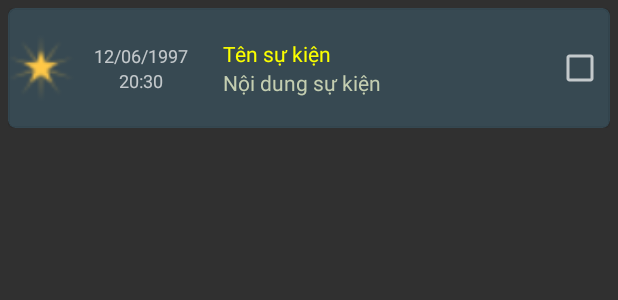
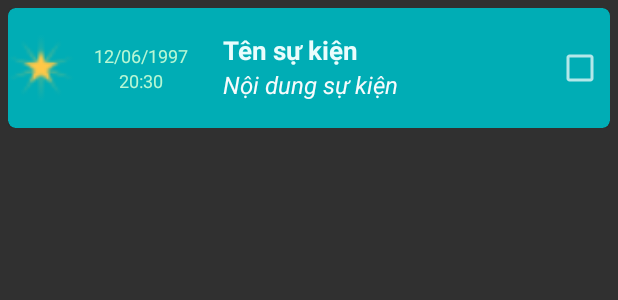
Before and after one commit to levankhang/noteapp, an Android app: the layout item_note.xml on its own in the app's theme, with its tools: preview values and no code run, on a phone screen of 412 x 824 dp. Shown: the top 300 px of the screen. Run offline under Robolectric (Android 15) with nearby library versions, the phone set to English and light mode, and no system bars.

Commit message:
edit color

```diff
--- a/app/src/main/res/layout/activity_main.xml
+++ b/app/src/main/res/layout/activity_main.xml
@@ -6,7 +6,7 @@
     android:layout_height="match_parent"
     tools:context="uitstart.uit.noteapp.MainActivity"
     android:orientation="vertical"
-    android:background="#3c4e54">
+    android:background="@color/background">
 
     <include
         layout="@layout/toolbar_layout"/>
--- a/app/src/main/res/layout/dialog_delete_cofirm.xml
+++ b/app/src/main/res/layout/dialog_delete_cofirm.xml
@@ -4,7 +4,7 @@
     android:layout_height="match_parent"
     android:weightSum="2"
     android:padding="5dp"
-    android:background="#1f2431">
+    android:background="@color/dialog">
 
     <TextView
         android:textStyle="bold"
@@ -12,7 +12,7 @@
         android:layout_width="match_parent"
         android:layout_height="0dp"
         android:layout_weight="1"
-        android:textColor="#ffffff"
+        android:textColor="@color/text"
         android:gravity="center_horizontal|top"
         android:text="Bạn có chắc muốn xóa?"/>
 
--- a/app/src/main/res/layout/item_note.xml
+++ b/app/src/main/res/layout/item_note.xml
@@ -13,7 +13,7 @@
         android:id="@+id/cardView"
         app:cardCornerRadius="5dp"
         app:cardElevation="1dp"
-        app:cardBackgroundColor="#6e416b81">
+        app:cardBackgroundColor="@color/item">
 
         <LinearLayout
             android:layout_width="match_parent"
@@ -38,6 +38,7 @@
                     android:layout_width="match_parent"
                     android:layout_height="0dp"
                     android:layout_weight="1"
+                    android:textColor="@color/text"
                     android:text="12/06/1997"
                     android:id="@+id/tvDate"/>
                 <TextView
@@ -48,6 +49,7 @@
                     android:layout_height="0dp"
                     android:layout_weight="1"
                     android:text="20:30"
+                    android:textColor="@color/text"
                     android:id="@+id/tvTime"/>
             </LinearLayout>
 
@@ -60,20 +62,24 @@
                 android:orientation="vertical"
                 tools:ignore="RtlSymmetry">
                 <TextView
-                    android:textColor="#fbff00"
+                    android:textColor="#e9fdfd"
                     android:gravity="bottom"
                     android:layout_width="match_parent"
                     android:layout_height="0dp"
                     android:layout_weight="1"
                     android:text="Tên sự kiện "
                     android:id="@+id/tvName"
+                    android:textSize="17dp"
+                    android:textStyle="bold"
                     android:singleLine="true"/>
                 <TextView
-                    android:textColor="#c4ceb1"
+                    android:textColor="@color/textDetail"
                     android:gravity="top"
                     android:layout_width="match_parent"
                     android:layout_height="0dp"
                     android:layout_weight="1"
+                    android:textStyle="italic"
+                    android:textSize="@dimen/textDefault"
                     android:text="Nội dung sự kiện"
                     android:id="@+id/tvDetail"
                     android:singleLine="true"/>
--- a/app/src/main/res/layout/toolbar_layout.xml
+++ b/app/src/main/res/layout/toolbar_layout.xml
@@ -35,6 +35,7 @@
             android:text="Ghi chú"
             android:textSize="18dp"
             android:textStyle="bold"
+            android:textColor="#00FFF5"
             android:id="@+id/tvAppName"/>
 
         <TextView
--- a/app/src/main/res/values/colors.xml
+++ b/app/src/main/res/values/colors.xml
@@ -3,4 +3,12 @@
     <color name="colorPrimary">#3F51B5</color>
     <color name="colorPrimaryDark">#303F9F</color>
     <color name="colorAccent">#FF4081</color>
+    <color name="background">#1F6F78</color>
+    <color name="item">#00ADB5</color>
+    <color name="text">#B8F7D4</color>
+    <color name="textDetail">#F7FBFC</color>
+    <color name="textName">#ffffff</color>
+    <color name="dialog">#45ADA8</color>
+
+
 </resources>
--- a/app/src/main/res/values/dimens.xml
+++ b/app/src/main/res/values/dimens.xml
@@ -2,4 +2,5 @@
     <!-- Default screen margins, per the Android Design guidelines. -->
     <dimen name="activity_horizontal_margin">16dp</dimen>
     <dimen name="activity_vertical_margin">16dp</dimen>
+    <dimen name="textDefault">16dp</dimen>
 </resources>
--- a/app/src/main/res/values/styles.xml
+++ b/app/src/main/res/values/styles.xml
@@ -3,9 +3,9 @@
     <!-- Base application theme. -->
     <style name="AppTheme" parent="Theme.AppCompat.NoActionBar">
         <!-- Customize your theme here. -->
-        <item name="colorPrimary">#0f151b</item>
-        <item name="colorPrimaryDark">#41535b</item>
-        <item name="colorAccent">#ffffff</item>
+        <item name="colorPrimary">#1F6F78</item>
+        <item name="colorPrimaryDark">#1F6F78</item>
+        <item name="colorAccent">#93E4C1</item>
     </style>
 
 </resources>
```
